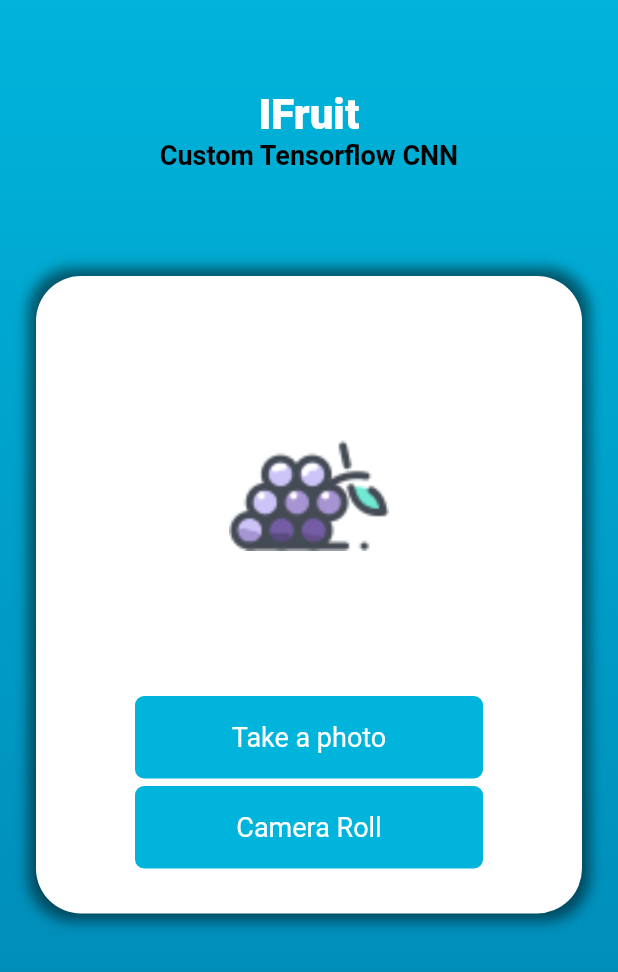
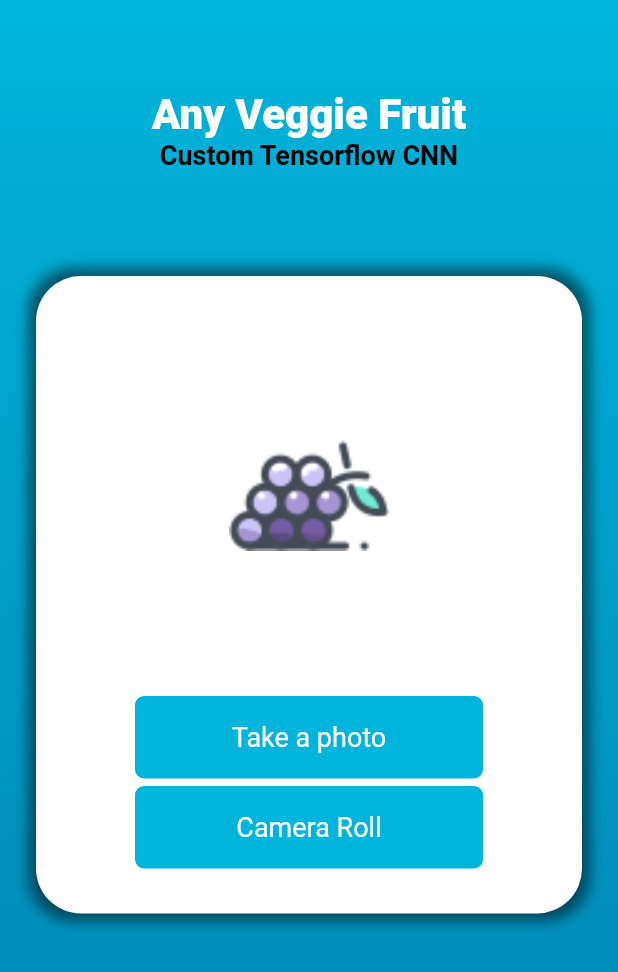
Before and after one commit to KUSURIDHEERAJ/Any_Veggie_Fruit, a Flutter app: the screen it shows after launch, on a phone screen of 412 x 824 dp. Shown: the top 972 px of the screen. Run offline on Flutter 3.47's test engine with Material 2 defaults, Android fonts, the light colour scheme and no system bars; our stand-ins replace flutter_svg, image_picker, splashscreen; missing offline and left inert: tflite; project files that could hold a hidden picture were left out.

Commit message:
UI updated

```diff
--- a/lib/home.dart
+++ b/lib/home.dart
@@ -93,7 +93,7 @@ class _HomeState extends State<Home> {
             children: <Widget>[
               SizedBox(height: 60),
               Text(
-                'IFruit',
+                'Any Veggie Fruit',
                 style: TextStyle(
                     color: Colors.white,
                     fontWeight: FontWeight.w800,
--- a/lib/main.dart
+++ b/lib/main.dart
@@ -10,7 +10,7 @@ class MyApp extends StatelessWidget {
   @override
   Widget build(BuildContext context) {
     return MaterialApp(
-      title: 'IFruit',
+      title: 'Any Veggie Fruit',
       home: MySplash(),
       debugShowCheckedModeBanner: false,
     );
```
